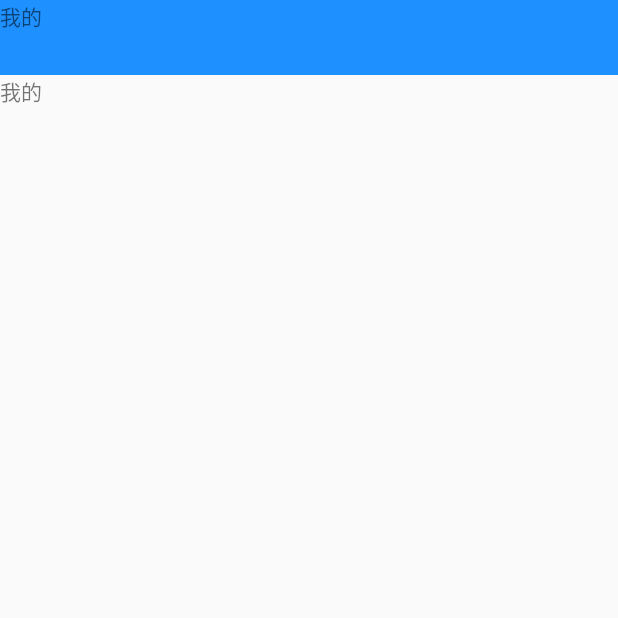
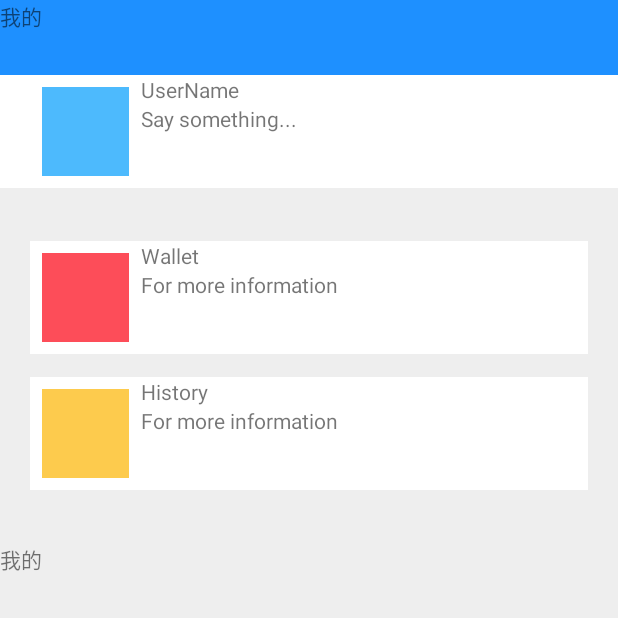
Before and after one commit to Geolo1997/Letter-Home, an Android app: the fragment ProfileFragment shown on its own in the app's theme, on a phone screen of 412 x 824 dp, the top half of it. Run offline under Robolectric (Android 15) with nearby library versions, the phone set to English and light mode, and no system bars; our stand-ins replace ButterKnife; 1 statement that could not run was skipped.

Commit message:
个人主页 布局创建

```diff
--- a/android/app/src/main/res/layout/fragment_profile.xml
+++ b/android/app/src/main/res/layout/fragment_profile.xml
@@ -2,9 +2,112 @@
 <LinearLayout xmlns:android="http://schemas.android.com/apk/res/android"
               android:orientation="vertical"
               android:layout_width="match_parent"
-              android:layout_height="match_parent">
+              android:layout_height="match_parent"
+        android:background="#eeeeee">
 
     <include layout="@layout/view_toolbar"/>
+
+    <!--个人信息块-->
+    <LinearLayout
+            android:layout_width="match_parent"
+            android:layout_height="75dp"
+            android:orientation="horizontal"
+            android:background="#FFFFFF"
+            android:layout_marginBottom="15dp"
+            android:paddingLeft="20dp"
+            android:paddingRight="20dp"
+            >
+        <ImageView
+                android:layout_width="0dp"
+                android:layout_height="match_parent"
+                android:layout_weight="1"
+                android:src="#4dbafd"
+                android:padding="8dp"/>
+        <LinearLayout
+                android:layout_width="0dp"
+                android:layout_height="match_parent"
+                android:layout_weight="4"
+                android:orientation="vertical">
+            <TextView
+                    android:layout_width="match_parent"
+                    android:layout_height="wrap_content"
+                    android:text="UserName"/>
+            <TextView
+                    android:layout_width="match_parent"
+                    android:layout_height="wrap_content"
+                    android:text="Say something..."/>
+
+        </LinearLayout>
+    </LinearLayout>
+
+
+    <LinearLayout
+            android:layout_width="match_parent"
+            android:layout_height="wrap_content"
+            android:layout_margin="20dp"
+            android:orientation="vertical">
+
+        <!--钱包板块-->
+        <LinearLayout
+                android:layout_width="match_parent"
+                android:layout_height="75dp"
+                android:orientation="horizontal"
+                android:background="#FFFFFF"
+                android:layout_marginBottom="15dp">
+            <ImageView
+                    android:layout_width="0dp"
+                    android:layout_height="match_parent"
+                    android:layout_weight="1"
+                    android:src="#fd4d59"
+                    android:padding="8dp"/>
+            <LinearLayout
+                    android:layout_width="0dp"
+                    android:layout_height="match_parent"
+                    android:layout_weight="4"
+                    android:orientation="vertical">
+                <TextView
+                        android:layout_width="match_parent"
+                        android:layout_height="wrap_content"
+                        android:text="Wallet"/>
+                <TextView
+                        android:layout_width="match_parent"
+                        android:layout_height="wrap_content"
+                        android:text="For more information"/>
+
+            </LinearLayout>
+
+        </LinearLayout>
+        <!--历史块-->
+        <LinearLayout
+                android:layout_width="match_parent"
+                android:layout_height="75dp"
+                android:orientation="horizontal"
+                android:background="#FFFFFF"
+                android:layout_marginBottom="15dp">
+            <ImageView
+                    android:layout_width="0dp"
+                    android:layout_height="match_parent"
+                    android:layout_weight="1"
+                    android:src="#fdcb4d"
+                    android:padding="8dp"/>
+            <LinearLayout
+                    android:layout_width="0dp"
+                    android:layout_height="match_parent"
+                    android:layout_weight="4"
+                    android:orientation="vertical">
+                <TextView
+                        android:layout_width="match_parent"
+                        android:layout_height="wrap_content"
+                        android:text="History"/>
+                <TextView
+                        android:layout_width="match_parent"
+                        android:layout_height="wrap_content"
+                        android:text="For more information"/>
+
+            </LinearLayout>
+
+        </LinearLayout>
+    </LinearLayout>
     <TextView
         android:id="@+id/tv_profile"
         android:layout_width="wrap_content"
```
